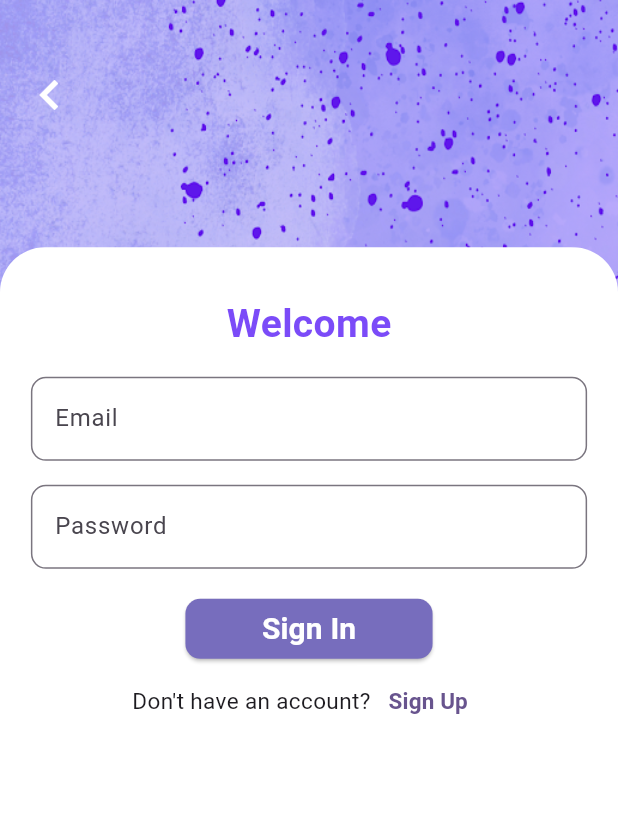
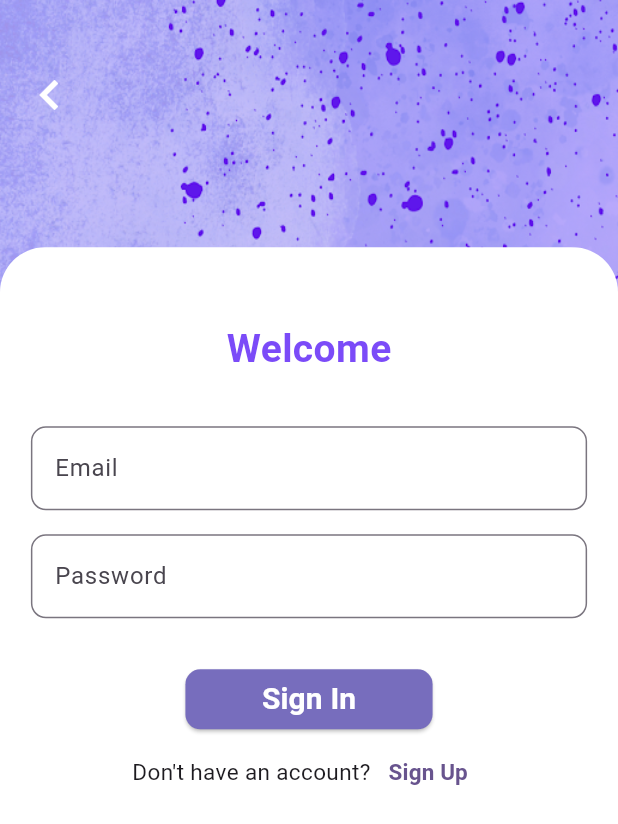
Before and after one commit to nawshad85/127_FA_10, a Flutter app: the screen it shows after launch, after a tap on "Get Started", on a phone screen of 412 x 824 dp. Shown: the top 824 px of the screen. Run offline on Flutter 3.47's test engine with Material 3 defaults, Android fonts, the phone set to English and light mode, and no system bars.

Commit message:
modify the space

```diff
--- a/lib/pages/loginpage.dart
+++ b/lib/pages/loginpage.dart
@@ -31,13 +31,13 @@ class LoginPage extends StatelessWidget {
               ),
               child: Column(
                 children: [
-                  SizedBox(height: 0.04 * MediaQuery.of(context).size.height),
+                  SizedBox(height: 0.06 * MediaQuery.of(context).size.height),
                   Text("Welcome", style: TextStyle(
                     fontWeight: FontWeight.bold,
                     fontSize: 26,
                     color: Color(0xFF7B4BF8)
                   ),),
-                  SizedBox(height: 0.02 * MediaQuery.of(context).size.height),
+                  SizedBox(height: 0.04 * MediaQuery.of(context).size.height),
                   SizedBox(
                     width: 0.9 * MediaQuery.of(context).size.width,
                     child: TextField(
@@ -61,7 +61,7 @@ class LoginPage extends StatelessWidget {
                       ),
                     ),
                   ),
-                  SizedBox(height: 16),
+                  SizedBox(height: 30),
                   SizedBox(
                     width: 0.4 * MediaQuery.of(context).size.width,
                     child: ElevatedButton(
```
